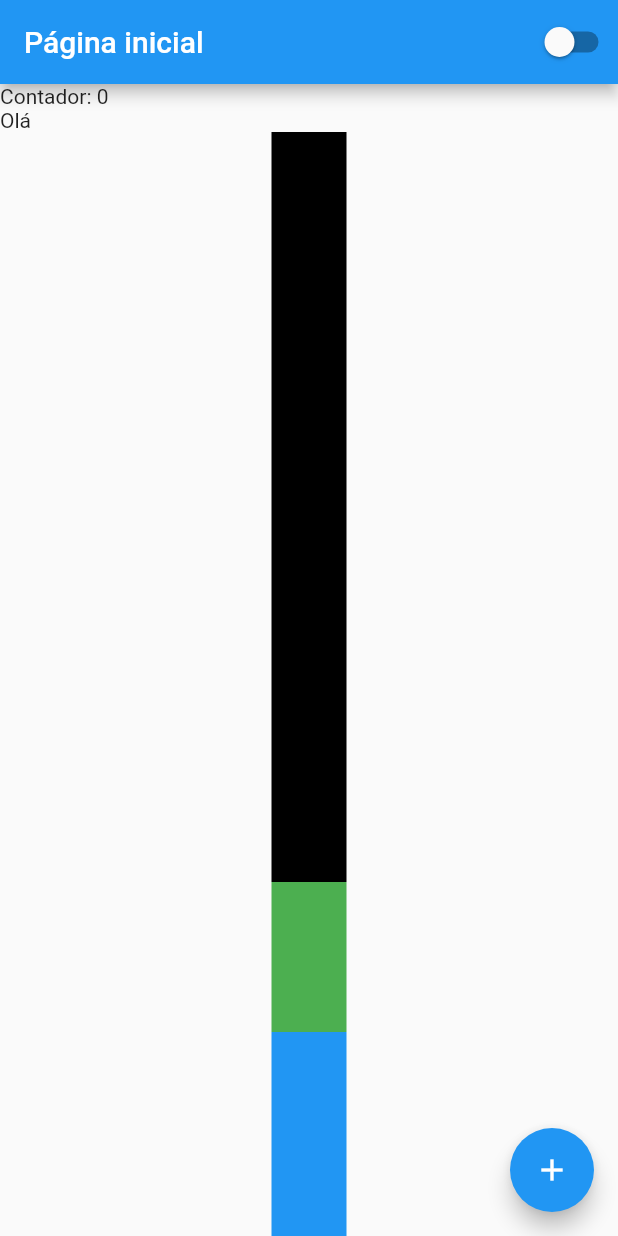
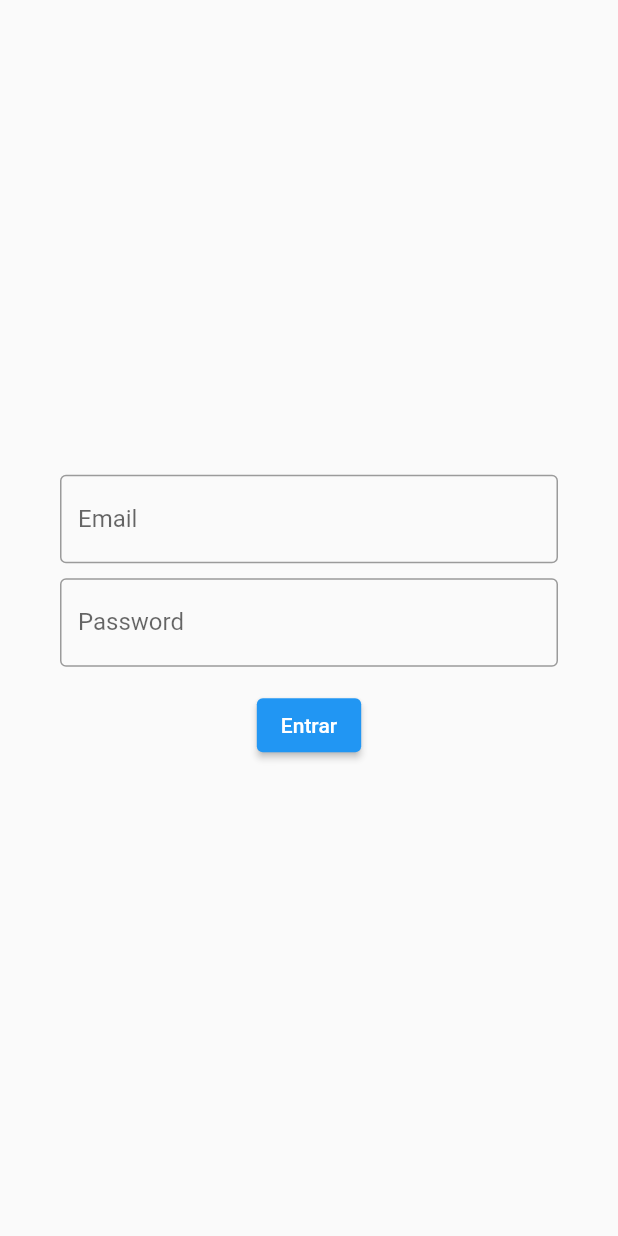
Before and after one commit to lucasantoniodev/curso_flutterando_2020, a Flutter app: the screen it shows after launch, on a phone screen of 412 x 824 dp. Run offline on Flutter 3.47's test engine with Material 2 defaults, Android fonts, the light colour scheme and no system bars.

Commit message:
#17 - Textfield (Construindo uma tela de login)

```diff
--- a/lib/main.dart
+++ b/lib/main.dart
@@ -1,6 +1,7 @@
 import 'package:flutter/material.dart';
 import 'package:flutterando_2020/controller/app_controller.dart';
 import 'package:flutterando_2020/pages/home_page.dart';
+import 'package:flutterando_2020/pages/login_page.dart';
 
 void main() {
   runApp(const MyApp());
@@ -20,7 +21,7 @@ class MyApp extends StatelessWidget {
               ? Brightness.dark
               : Brightness.light,
         ),
-        home: const HomePage(),
+        home: const LoginPage(),
       ),
     );
   }
--- a/lib/pages/home_page.dart
+++ b/lib/pages/home_page.dart
@@ -19,21 +19,10 @@ class _HomePageState extends State<HomePage> {
         actions: const [CustomSwitch()],
       ),
       body: Center(
-        child: ListView(
-          // scrollDirection: Axis.horizontal,
+        child: Column(
+          mainAxisAlignment: MainAxisAlignment.center,
           children: [
             Text('Contador: $counter'),
-            const Text('Olá'),
-            Column(
-              mainAxisAlignment: MainAxisAlignment.spaceAround,
-              children: [
-                Container(height: 500, width: 50, color: Colors.black),
-                Container(height: 100, width: 50, color: Colors.green),
-                Container(height: 200, width: 50, color: Colors.blue),
-              ],
-            ),
-            Text('Contador: $counter'),
-            Container(height: 200, width: 50, color: Colors.blue),
           ],
         ),
       ),
--- /dev/null
+++ b/lib/pages/login_page.dart
@@ -0,0 +1,57 @@
+import 'package:flutter/material.dart';
+
+class LoginPage extends StatefulWidget {
+  const LoginPage({Key? key}) : super(key: key);
+
+  @override
+  State<LoginPage> createState() => _LoginPageState();
+}
+
+class _LoginPageState extends State<LoginPage> {
+  String email = '';
+  String password = '';
+
+  @override
+  Widget build(BuildContext context) {
+    return Scaffold(
+      body: SingleChildScrollView(
+        child: SizedBox(
+          width: MediaQuery.of(context).size.width,
+          height: MediaQuery.of(context).size.height,
+          child: Padding(
+            padding: const EdgeInsets.all(40.0),
+            child: Column(
+              mainAxisAlignment: MainAxisAlignment.center,
+              children: [
+                TextField(
+                  onChanged: (String value) => email = value.toLowerCase(),
+                  keyboardType: TextInputType.emailAddress,
+                  decoration: const InputDecoration(
+                      labelText: 'Email', border: OutlineInputBorder()),
+                ),
+                const SizedBox(height: 10),
+                TextField(
+                  onChanged: (String value) => password = value,
+                  obscureText: true,
+                  decoration: const InputDecoration(
+                      labelText: 'Password', border: OutlineInputBorder()),
+                ),
+                const SizedBox(height: 15),
+                ElevatedButton(
+                  onPressed: () {
+                    if (email == 'admin@admin.com' && password == 'admin') {
+                      print('Entrando');
+                    } else {
+                      print('Login e senha errado');
+                    }
+                  },
+                  child: const Text('Entrar'),
+                ),
+              ],
+            ),
+          ),
+        ),
+      ),
+    );
+  }
+}
```
